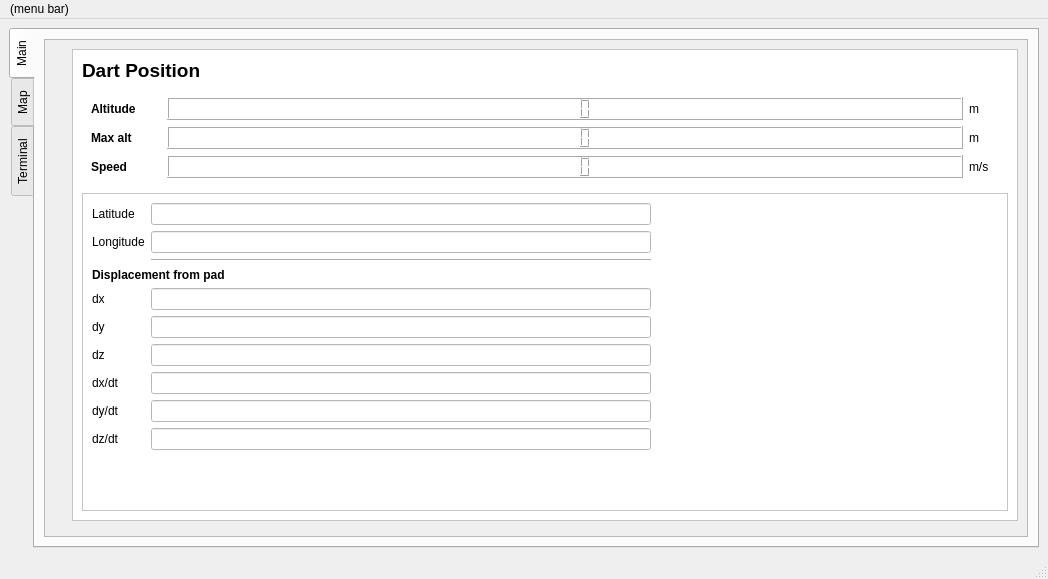
This is TOAD/ground_station/toad_gcs/toad_frontend/ui/toad_gui.ui in cuspaceflight/m3-avionics as Qt 5 draws it before an edit. The edited form follows.
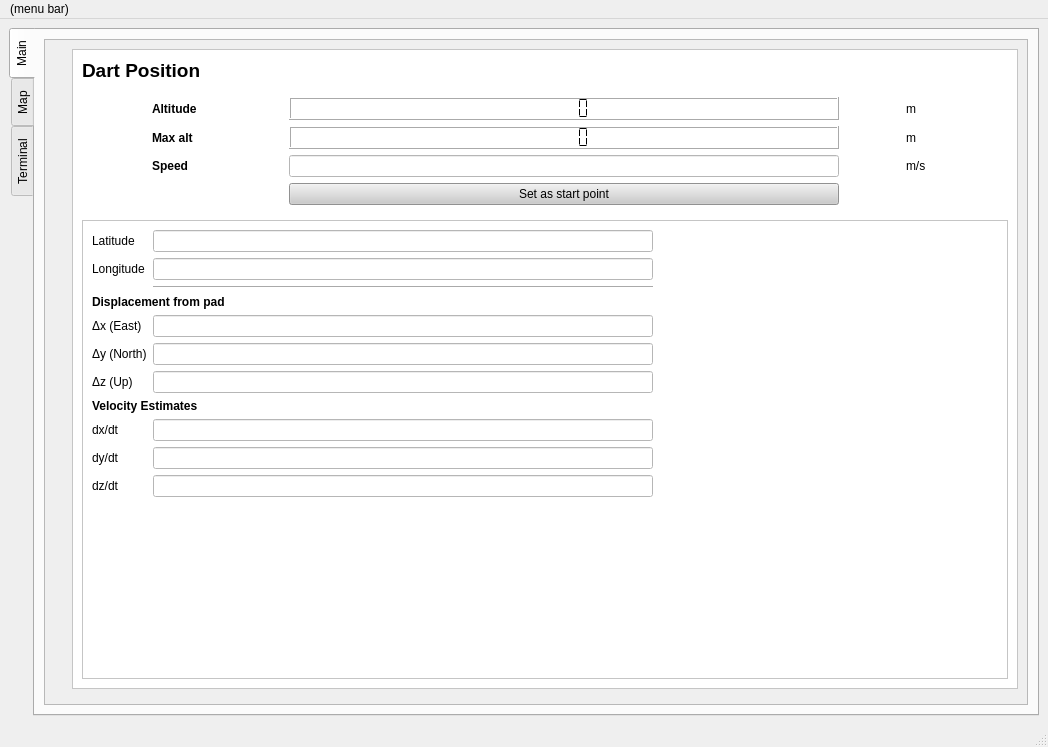
This is the edited form. Custom widgets are drawn as their Qt base class.

```diff
--- a/TOAD/ground_station/toad_gcs/toad_frontend/ui/toad_gui.ui
+++ b/TOAD/ground_station/toad_gcs/toad_frontend/ui/toad_gui.ui
@@ -7,7 +7,7 @@
     <x>0</x>
     <y>0</y>
     <width>1048</width>
-    <height>579</height>
+    <height>747</height>
    </rect>
   </property>
   <property name="windowTitle">
@@ -42,7 +42,7 @@
              <x>0</x>
              <y>0</y>
              <width>977</width>
-             <height>490</height>
+             <height>658</height>
             </rect>
            </property>
            <layout class="QGridLayout" name="gridLayout">
@@ -84,22 +84,16 @@
                   <string notr="true">background-color: rgb(255, 255, 255);</string>
                  </property>
                  <layout class="QGridLayout" name="gridLayout_2">
-                  <item row="2" column="0">
-                   <widget class="QLabel" name="speed_label">
+                  <item row="1" column="2">
+                   <widget class="QLabel" name="m_unit_label_2">
                     <property name="maximumSize">
                      <size>
-                      <width>70</width>
+                      <width>30</width>
                       <height>16777215</height>
                      </size>
                     </property>
-                    <property name="font">
-                     <font>
-                      <weight>75</weight>
-                      <bold>true</bold>
-                     </font>
-                    </property>
                     <property name="text">
-                     <string>Speed</string>
+                     <string>m</string>
                     </property>
                    </widget>
                   </item>
@@ -122,9 +116,6 @@
                     </property>
                    </widget>
                   </item>
-                  <item row="0" column="1">
-                   <widget class="QLCDNumber" name="altimeter"/>
-                  </item>
                   <item row="0" column="0">
                    <widget class="QLabel" name="altitude_label">
                     <property name="maximumSize">
@@ -157,16 +148,35 @@
                     </property>
                    </widget>
                   </item>
-                  <item row="1" column="2">
-                   <widget class="QLabel" name="m_unit_label_2">
+                  <item row="0" column="1">
+                   <widget class="QLCDNumber" name="altimeter">
                     <property name="maximumSize">
                      <size>
-                      <width>30</width>
+                      <width>550</width>
                       <height>16777215</height>
                      </size>
+                    </property>
+                    <property name="segmentStyle">
+                     <enum>QLCDNumber::Flat</enum>
+                    </property>
+                   </widget>
+                  </item>
+                  <item row="2" column="0">
+                   <widget class="QLabel" name="speed_label">
+                    <property name="maximumSize">
+                     <size>
+                      <width>70</width>
+                      <height>16777215</height>
+                     </size>
+                    </property>
+                    <property name="font">
+                     <font>
+                      <weight>75</weight>
+                      <bold>true</bold>
+                     </font>
                     </property>
                     <property name="text">
-                     <string>m</string>
+                     <string>Speed</string>
                     </property>
                    </widget>
                   </item>
@@ -184,10 +194,43 @@
                    </widget>
                   </item>
                   <item row="1" column="1">
-                   <widget class="QLCDNumber" name="max_alt_value"/>
+                   <widget class="QLCDNumber" name="max_alt_value">
+                    <property name="maximumSize">
+                     <size>
+                      <width>550</width>
+                      <height>16777215</height>
+                     </size>
+                    </property>
+                    <property name="segmentStyle">
+                     <enum>QLCDNumber::Flat</enum>
+                    </property>
+                   </widget>
+                  </item>
+                  <item row="3" column="1">
+                   <widget class="QPushButton" name="pushButton_zero">
+                    <property name="focusPolicy">
+                     <enum>Qt::NoFocus</enum>
+                    </property>
+                    <property name="styleSheet">
+                     <string notr="true">background-color: rgb(203, 203, 203);</string>
+                    </property>
+                    <property name="text">
+                     <string>Set as start point</string>
+                    </property>
+                   </widget>
                   </item>
                   <item row="2" column="1">
-                   <widget class="QLCDNumber" name="speedometer"/>
+                   <widget class="QLineEdit" name="lineEdit_speed">
+                    <property name="maximumSize">
+                     <size>
+                      <width>550</width>
+                      <height>16777215</height>
+                     </size>
+                    </property>
+                    <property name="readOnly">
+                     <bool>true</bool>
+                    </property>
+                   </widget>
                   </item>
                  </layout>
                 </widget>
@@ -205,8 +248,8 @@
                    <rect>
                     <x>0</x>
                     <y>0</y>
-                    <width>873</width>
-                    <height>310</height>
+                    <width>889</width>
+                    <height>432</height>
                    </rect>
                   </property>
                   <layout class="QVBoxLayout" name="verticalLayout_4">
@@ -284,7 +327,7 @@
                      <item row="4" column="0">
                       <widget class="QLabel" name="dxLabel">
                        <property name="text">
-                        <string>dx</string>
+                        <string>Δx (East)</string>
                        </property>
                       </widget>
                      </item>
@@ -304,7 +347,7 @@
                      <item row="5" column="0">
                       <widget class="QLabel" name="dyLabel">
                        <property name="text">
-                        <string>dy</string>
+                        <string>Δy (North)</string>
                        </property>
                       </widget>
                      </item>
@@ -324,7 +367,7 @@
                      <item row="6" column="0">
                       <widget class="QLabel" name="dzLabel">
                        <property name="text">
-                        <string>dz</string>
+                        <string>Δz (Up)</string>
                        </property>
                       </widget>
                      </item>
@@ -341,35 +384,15 @@
                        </property>
                       </widget>
                      </item>
-                     <item row="7" column="0">
+                     <item row="8" column="0">
                       <widget class="QLabel" name="dxDtLabel">
                        <property name="text">
                         <string>dx/dt</string>
                        </property>
                       </widget>
                      </item>
-                     <item row="7" column="1">
-                      <widget class="QLineEdit" name="dxDtLineEdit">
-                       <property name="maximumSize">
-                        <size>
-                         <width>500</width>
-                         <height>16777215</height>
-                        </size>
-                       </property>
-                       <property name="readOnly">
-                        <bool>true</bool>
-                       </property>
-                      </widget>
-                     </item>
-                     <item row="8" column="0">
-                      <widget class="QLabel" name="dyDtLabel">
-                       <property name="text">
-                        <string>dy/dt</string>
-                       </property>
-                      </widget>
-                     </item>
                      <item row="8" column="1">
-                      <widget class="QLineEdit" name="dyDtLineEdit">
+                      <widget class="QLineEdit" name="dxdtLineEdit">
                        <property name="maximumSize">
                         <size>
                          <width>500</width>
@@ -382,14 +405,34 @@
                       </widget>
                      </item>
                      <item row="9" column="0">
+                      <widget class="QLabel" name="dyDtLabel">
+                       <property name="text">
+                        <string>dy/dt</string>
+                       </property>
+                      </widget>
+                     </item>
+                     <item row="9" column="1">
+                      <widget class="QLineEdit" name="dydtLineEdit">
+                       <property name="maximumSize">
+                        <size>
+                         <width>500</width>
+                         <height>16777215</height>
+                        </size>
+                       </property>
+                       <property name="readOnly">
+                        <bool>true</bool>
+                       </property>
+                      </widget>
+                     </item>
+                     <item row="10" column="0">
                       <widget class="QLabel" name="dzDtLabel">
                        <property name="text">
                         <string>dz/dt</string>
                        </property>
                       </widget>
                      </item>
-                     <item row="9" column="1">
-                      <widget class="QLineEdit" name="dzDtLineEdit">
+                     <item row="10" column="1">
+                      <widget class="QLineEdit" name="dzdtLineEdit">
                        <property name="maximumSize">
                         <size>
                          <width>500</width>
@@ -401,6 +444,19 @@
                        </property>
                       </widget>
                      </item>
+                     <item row="7" column="0" colspan="2">
+                      <widget class="QLabel" name="label">
+                       <property name="font">
+                        <font>
+                         <weight>75</weight>
+                         <bold>true</bold>
+                        </font>
+                       </property>
+                       <property name="text">
+                        <string>Velocity Estimates</string>
+                       </property>
+                      </widget>
+                     </item>
                     </layout>
                    </item>
                   </layout>
@@ -412,6 +468,9 @@
             </item>
             <item row="0" column="1">
              <widget class="toad_frame_1" name="frame_toad_1">
+              <property name="focusPolicy">
+               <enum>Qt::TabFocus</enum>
+              </property>
               <property name="frameShape">
                <enum>QFrame::StyledPanel</enum>
               </property>
@@ -422,6 +481,9 @@
             </item>
             <item row="0" column="2">
              <widget class="toad_frame_2" name="frame_toad_2">
+              <property name="focusPolicy">
+               <enum>Qt::TabFocus</enum>
+              </property>
               <property name="frameShape">
                <enum>QFrame::StyledPanel</enum>
               </property>
@@ -432,6 +494,9 @@
             </item>
             <item row="0" column="3">
              <widget class="toad_frame_3" name="frame_toad_3">
+              <property name="focusPolicy">
+               <enum>Qt::TabFocus</enum>
+              </property>
               <property name="frameShape">
                <enum>QFrame::StyledPanel</enum>
               </property>
@@ -442,16 +507,9 @@
             </item>
             <item row="1" column="1">
              <widget class="toad_frame_4" name="frame_toad_4">
-              <property name="frameShape">
-               <enum>QFrame::StyledPanel</enum>
+              <property name="focusPolicy">
+               <enum>Qt::TabFocus</enum>
               </property>
-              <property name="frameShadow">
-               <enum>QFrame::Raised</enum>
-              </property>
-             </widget>
-            </item>
-            <item row="1" column="3">
-             <widget class="toad_frame_6" name="frame_toad_6">
               <property name="frameShape">
                <enum>QFrame::StyledPanel</enum>
               </property>
@@ -462,6 +520,22 @@
             </item>
             <item row="1" column="2">
              <widget class="toad_frame_5" name="frame_toad_5">
+              <property name="focusPolicy">
+               <enum>Qt::TabFocus</enum>
+              </property>
+              <property name="frameShape">
+               <enum>QFrame::StyledPanel</enum>
+              </property>
+              <property name="frameShadow">
+               <enum>QFrame::Raised</enum>
+              </property>
+             </widget>
+            </item>
+            <item row="1" column="3">
+             <widget class="toad_frame_6" name="frame_toad_6">
+              <property name="focusPolicy">
+               <enum>Qt::TabFocus</enum>
+              </property>
               <property name="frameShape">
                <enum>QFrame::StyledPanel</enum>
               </property>
```
Left out of the diff: 19 changed lines with no effect on the pictures.
